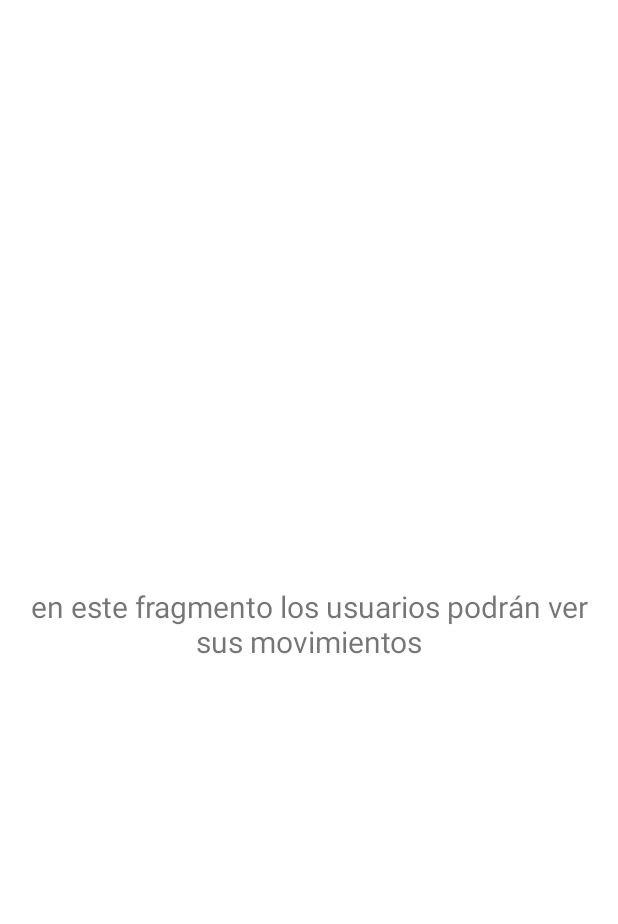
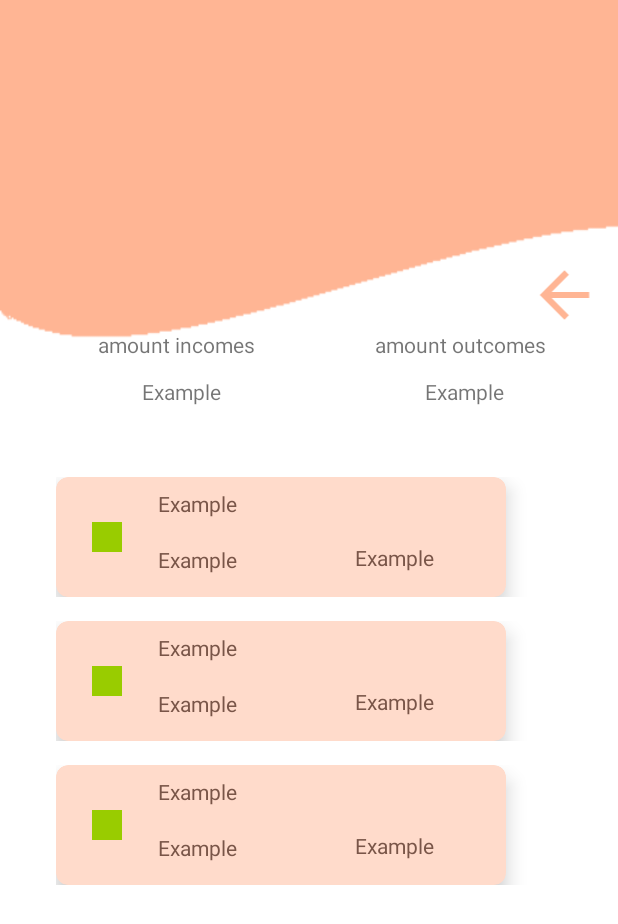
Before and after one commit to davito19/MiMonedero, an Android app: the layout fragment_movements.xml on its own in the app's theme, with its tools: preview values and no code run, on a phone screen of 412 x 824 dp. Shown: the top 924 px of the screen. Run offline under Robolectric (Android 15) with nearby library versions, the light colour scheme and no system bars.

Commit message:
flujo de movimientos

```diff
--- a/app/src/main/java/com/davito/mimonerdero/ui/expenses/ExpensesViewModel.kt
+++ b/app/src/main/java/com/davito/mimonerdero/ui/expenses/ExpensesViewModel.kt
@@ -67,7 +67,7 @@ class ExpensesViewModel : ViewModel() {
         if (salary) return "home"
         if (loan) return "food"
         if (commissions) return "education"
-        if (others) return "others"
+        if (others) return "other"
         return "home"
     }
 
--- /dev/null
+++ b/app/src/main/res/drawable/square_icome.xml
@@ -0,0 +1,5 @@
+<vector android:height="24dp" android:tint="#23EA08"
+    android:viewportHeight="24" android:viewportWidth="24"
+    android:width="24dp" xmlns:android="http://schemas.android.com/apk/res/android">
+    <path android:fillColor="@android:color/white" android:pathData="M3,3h18v18h-18z"/>
+</vector>
--- /dev/null
+++ b/app/src/main/res/drawable/square_outcome.xml
@@ -0,0 +1,5 @@
+<vector android:height="24dp" android:tint="#E5040D"
+    android:viewportHeight="24" android:viewportWidth="24"
+    android:width="24dp" xmlns:android="http://schemas.android.com/apk/res/android">
+    <path android:fillColor="@android:color/white" android:pathData="M3,3h18v18h-18z"/>
+</vector>
--- /dev/null
+++ b/app/src/main/res/layout/card_view_balance_item.xml
@@ -0,0 +1,69 @@
+<?xml version="1.0" encoding="utf-8"?>
+<FrameLayout xmlns:android="http://schemas.android.com/apk/res/android"
+    xmlns:app="http://schemas.android.com/apk/res-auto"
+    xmlns:tools="http://schemas.android.com/tools"
+    android:layout_width="match_parent"
+    android:layout_height="wrap_content"
+    android:padding="8dp">
+
+    <androidx.cardview.widget.CardView
+        android:id="@+id/balance_card_view"
+        android:layout_width="300dp"
+        android:layout_height="80dp"
+        android:background="@color/forth"
+        app:cardBackgroundColor="@color/forth"
+        app:cardCornerRadius="8dp"
+        app:cardElevation="8dp"
+        tools:ignore="TextSizeCheck">
+
+        <androidx.constraintlayout.widget.ConstraintLayout
+            android:layout_width="match_parent"
+            android:layout_height="match_parent">
+
+            <TextView
+                android:id="@+id/date_text_view"
+                android:layout_width="wrap_content"
+                android:layout_height="wrap_content"
+                android:layout_marginStart="24dp"
+                android:layout_marginTop="8dp"
+                android:text="@string/example"
+                android:textColor="#795548"
+                app:layout_constraintStart_toEndOf="@+id/view"
+                app:layout_constraintTop_toTopOf="parent" />
+
+            <TextView
+                android:id="@+id/category_text_view"
+                android:layout_width="wrap_content"
+                android:layout_height="wrap_content"
+                android:layout_marginStart="24dp"
+                android:layout_marginTop="8dp"
+                android:text="@string/example"
+                android:textColor="#795548"
+                app:layout_constraintBottom_toBottomOf="parent"
+                app:layout_constraintStart_toEndOf="@+id/view"
+                app:layout_constraintTop_toBottomOf="@+id/date_text_view"
+                app:layout_constraintVertical_bias="0.384" />
+
+            <TextView
+                android:id="@+id/amount_text_view"
+                android:layout_width="wrap_content"
+                android:layout_height="wrap_content"
+                android:layout_marginTop="44dp"
+                android:layout_marginEnd="48dp"
+                android:text="@string/example"
+                android:textColor="#795548"
+                app:layout_constraintEnd_toEndOf="parent"
+                app:layout_constraintTop_toTopOf="parent" />
+
+            <View
+                android:id="@+id/view"
+                android:layout_width="20dp"
+                android:layout_height="20dp"
+                android:layout_marginStart="24dp"
+                android:background="@android:color/holo_green_light"
+                app:layout_constraintBottom_toBottomOf="parent"
+                app:layout_constraintStart_toStartOf="parent"
+                app:layout_constraintTop_toTopOf="parent" />
+        </androidx.constraintlayout.widget.ConstraintLayout>
+    </androidx.cardview.widget.CardView>
+</FrameLayout>
--- a/app/src/main/res/layout/fragment_movements.xml
+++ b/app/src/main/res/layout/fragment_movements.xml
@@ -4,20 +4,71 @@
     xmlns:tools="http://schemas.android.com/tools"
     android:layout_width="match_parent"
     android:layout_height="match_parent"
+    android:background="@drawable/backgraund_cell"
     tools:context=".ui.movements.MovementsFragment">
 
+    <ImageView
+        android:id="@+id/back_image_view"
+        android:layout_width="63dp"
+        android:layout_height="49dp"
+        android:layout_marginTop="172dp"
+        android:layout_marginEnd="4dp"
+        android:contentDescription="@string/explain_income"
+        android:src="@drawable/baseline_arrow_back_24"
+        app:layout_constraintEnd_toEndOf="parent"
+        app:layout_constraintTop_toTopOf="parent"
+        tools:ignore="ImageContrastCheck" />
+
     <TextView
-        android:layout_width="match_parent"
+        android:id="@+id/outcome_title"
+        android:layout_width="wrap_content"
         android:layout_height="wrap_content"
-        android:layout_marginStart="8dp"
-        android:layout_marginTop="8dp"
-        android:layout_marginEnd="8dp"
-        android:textAlignment="center"
-        android:textSize="20sp"
-        android:text="@string/explain_movements"
+        android:layout_marginTop="220dp"
+        android:layout_marginEnd="48dp"
+        android:text="@string/mount_outcome"
+        app:layout_constraintEnd_toEndOf="parent"
+        app:layout_constraintTop_toTopOf="parent" />
+
+    <TextView
+        android:id="@+id/income_tile"
+        android:layout_width="wrap_content"
+        android:layout_height="wrap_content"
+        android:layout_marginTop="220dp"
+        android:layout_marginEnd="80dp"
+        android:text="@string/mount_incomes"
+        app:layout_constraintEnd_toStartOf="@+id/outcome_title"
+        app:layout_constraintTop_toTopOf="parent" />
+
+    <TextView
+        android:id="@+id/outcome_amount_text_view"
+        android:layout_width="wrap_content"
+        android:layout_height="wrap_content"
+        android:layout_marginTop="12dp"
+        android:layout_marginEnd="76dp"
+        android:text="@string/example"
+        app:layout_constraintEnd_toEndOf="parent"
+        app:layout_constraintTop_toBottomOf="@+id/outcome_title" />
+
+    <TextView
+        android:id="@+id/income_amount_text_vie"
+        android:layout_width="wrap_content"
+        android:layout_height="wrap_content"
+        android:layout_marginTop="12dp"
+        android:layout_marginEnd="136dp"
+        android:text="@string/example"
+        app:layout_constraintEnd_toStartOf="@+id/outcome_amount_text_view"
+        app:layout_constraintTop_toBottomOf="@+id/income_tile" />
+
+    <androidx.recyclerview.widget.RecyclerView
+        android:id="@+id/movements_reclicler_view"
+        android:layout_width="354dp"
+        android:layout_height="388dp"
+        android:layout_marginTop="310dp"
         app:layout_constraintBottom_toBottomOf="parent"
         app:layout_constraintEnd_toEndOf="parent"
         app:layout_constraintStart_toStartOf="parent"
-        app:layout_constraintTop_toTopOf="parent" />
+        app:layout_constraintTop_toTopOf="parent"
+        app:layout_constraintVertical_bias="0.0"
+        tools:listitem="@layout/card_view_balance_item" />
 
 </androidx.constraintlayout.widget.ConstraintLayout>
--- a/app/src/main/res/values/strings.xml
+++ b/app/src/main/res/values/strings.xml
@@ -49,4 +49,6 @@
     <string name="home_category">home</string>
     <string name="food_category">food</string>
     <string name="category_education">education</string>
+    <string name="mount_incomes">amount incomes</string>
+    <string name="mount_outcome">amount outcomes</string>
 </resources>
```
Also changed, not shown: app/src/main/java/com/davito/mimonerdero/ui/movements/MovementsAdapter.kt (added, +57 -0 lines), app/src/main/java/com/davito/mimonerdero/ui/movements/MovementsFragment.kt (+46 -0 lines), app/src/main/java/com/davito/mimonerdero/ui/movements/MovementsViewModel.kt (+74 -0 lines).
